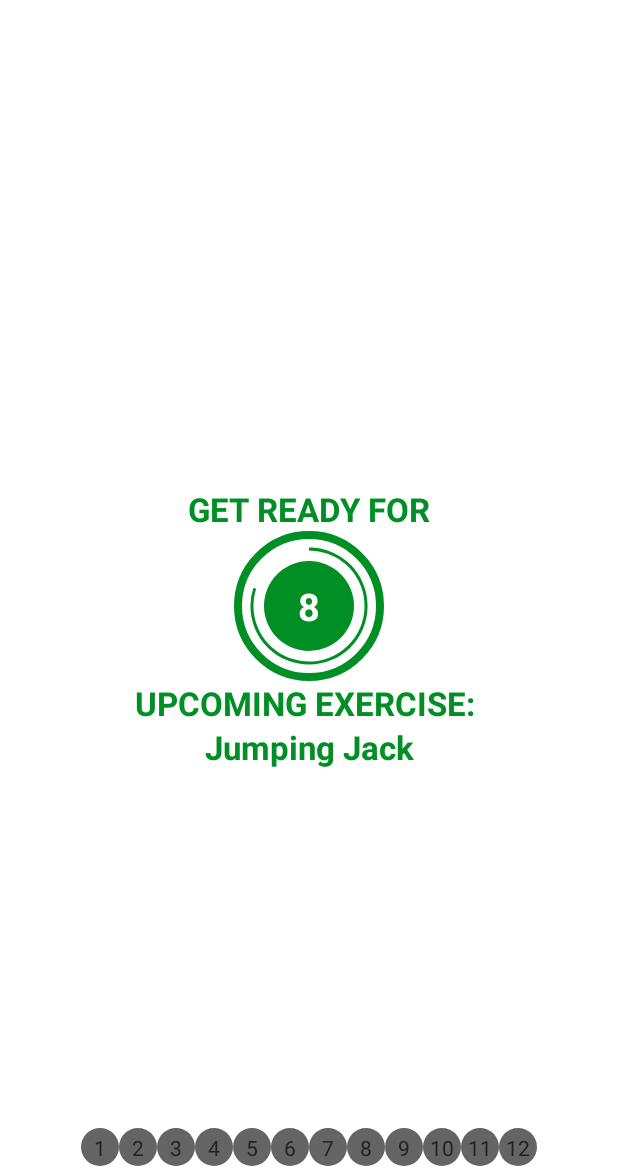
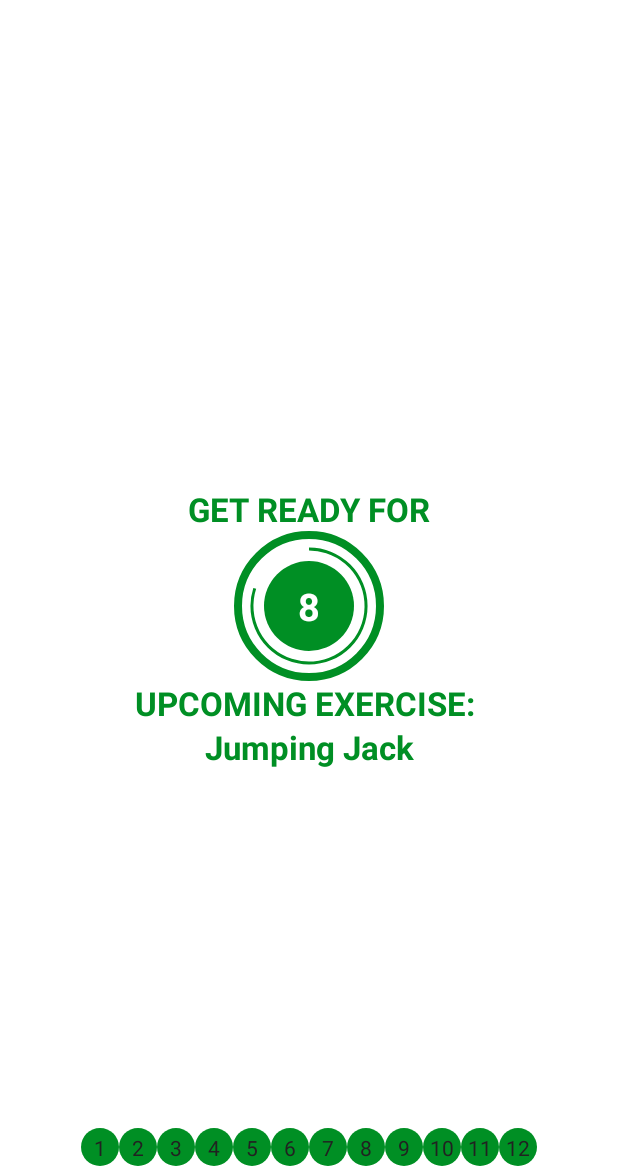
Before and after one commit to giangthao/7MinutesWorkout, an Android app: the ExerciseActivity screen opened directly, with no data from a screen before it, on a phone screen of 412 x 824 dp, the part 62-1236 px from its top. Run offline under Robolectric (Android 15) with nearby library versions, the phone set to English and light mode, and no system bars.

Commit message:
159. Displaying at which exercise we currently are

```diff
--- a/app/src/main/java/com/example/a7minutesworkout/ExerciseActivity.kt
+++ b/app/src/main/java/com/example/a7minutesworkout/ExerciseActivity.kt
@@ -127,8 +127,9 @@ class ExerciseActivity : AppCompatActivity(), TextToSpeech.OnInitListener {
 
             override fun onFinish() {
                 currentExercisePosition++
+                exerciseList!![currentExercisePosition].setIsSelected(true)
+                exerciseAdapter!!.notifyDataSetChanged()
                 setupExerciseView()
-
             }
 
         }.start()
@@ -144,6 +145,9 @@ class ExerciseActivity : AppCompatActivity(), TextToSpeech.OnInitListener {
             }
 
             override fun onFinish() {
+                exerciseList!![currentExercisePosition].setIsSelected(false)
+                exerciseList!![currentExercisePosition].setIsCompleted(true)
+                exerciseAdapter!!.notifyDataSetChanged()
                 if(currentExercisePosition < exerciseList?.size!! -1 ){
                     setupRestView()
                 } else {
--- a/app/src/main/java/com/example/a7minutesworkout/ExerciseStatusAdapter.kt
+++ b/app/src/main/java/com/example/a7minutesworkout/ExerciseStatusAdapter.kt
@@ -1,7 +1,9 @@
 package com.example.a7minutesworkout
 
+import android.graphics.Color
 import android.view.LayoutInflater
 import android.view.ViewGroup
+import androidx.core.content.ContextCompat
 import androidx.recyclerview.widget.RecyclerView
 import com.example.a7minutesworkout.databinding.ItemExerciseStatusBinding
 
@@ -21,6 +23,29 @@ class ExerciseStatusAdapter(val item: ArrayList<ExerciseModel>) :
     override fun onBindViewHolder(holder: MainViewHolder, position: Int) {
         val exercise: ExerciseModel = item[position]
         holder.tvItem.text = exercise.getId().toString()
+        when{
+            exercise.getIsSelected() -> {
+                holder.tvItem.background =
+                    ContextCompat.getDrawable(holder.itemView.context,
+                    R.drawable.item_cirular_thin_color_accent
+                        )
+                holder.tvItem.setTextColor(Color.parseColor("#212121"))
+            }
+            exercise.getIsCompleted() -> {
+                holder.tvItem.background =
+                    ContextCompat.getDrawable(holder.itemView.context,
+                        R.drawable.item_cirular_color_gray_background
+                    )
+                holder.tvItem.setTextColor(Color.parseColor("#212121"))
+            }
+            else -> {
+                holder.tvItem.background =
+                    ContextCompat.getDrawable(holder.itemView.context,
+                        R.drawable.item_circular_color_accent_background
+                    )
+                holder.tvItem.setTextColor(Color.parseColor("#212121"))
+            }
+        }
     }
 
     override fun getItemCount(): Int {
--- /dev/null
+++ b/app/src/main/res/drawable/item_cirular_thin_color_accent.xml
@@ -0,0 +1,12 @@
+<?xml version="1.0" encoding="utf-8"?>
+<shape xmlns:android="http://schemas.android.com/apk/res/android"
+    android:shape="oval"
+    >
+    <stroke
+        android:width="1dp"
+        android:color="@color/colorAccent"
+        >
+
+    </stroke>
+    <solid android:color="@color/white">#c4c4</solid>
+</shape>
```
